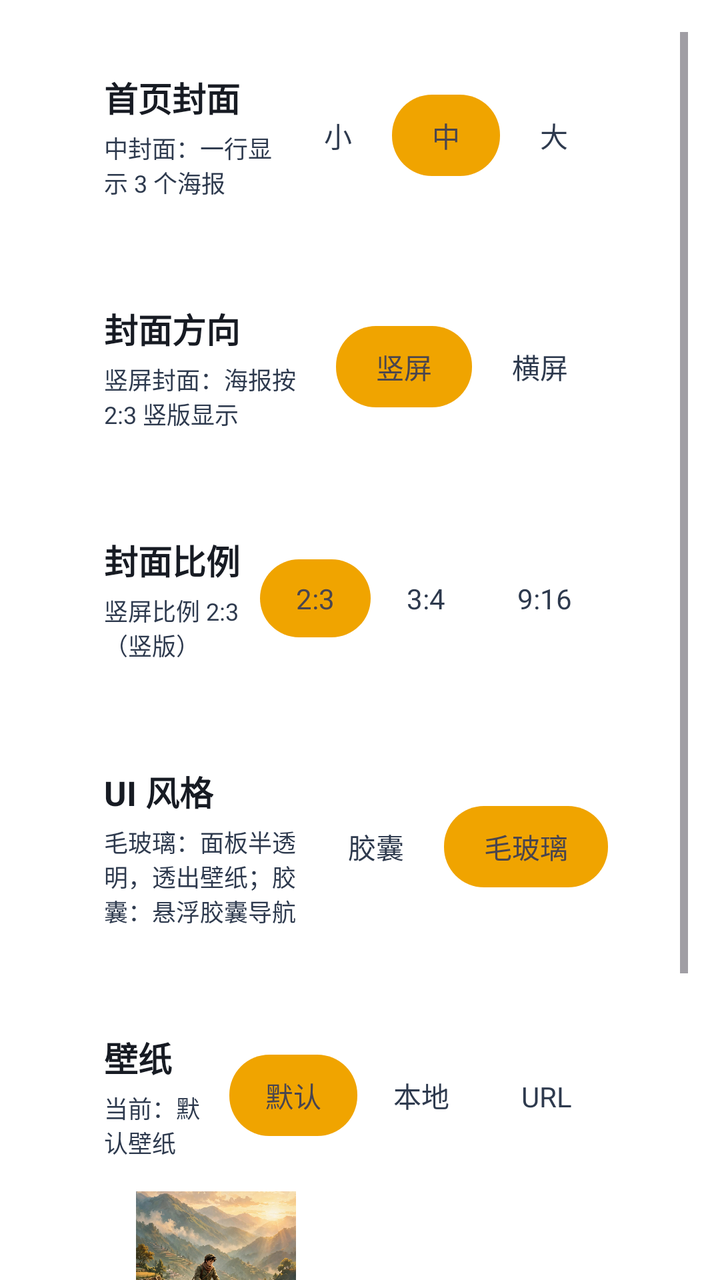
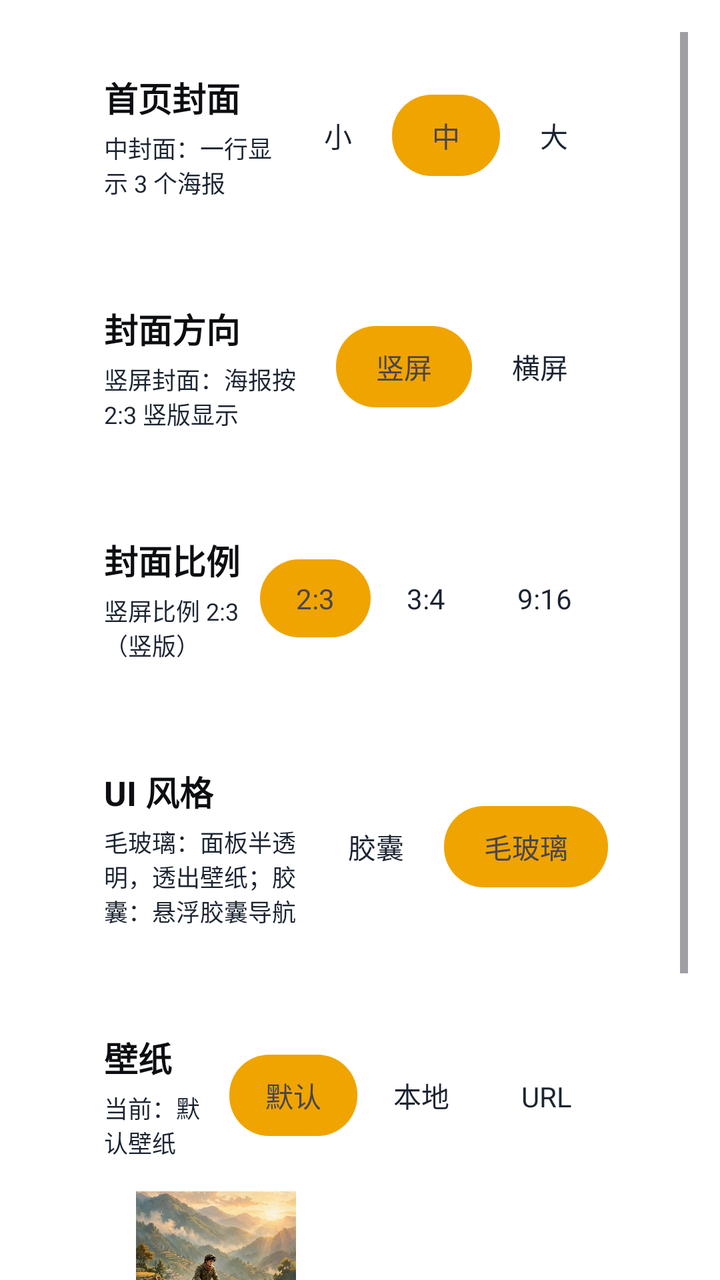

The first picture is an Android layout as it rendered before a commit; the second is the same layout after the commit. The layout source and the unified diff follow.
<!-- AndroidManifest.xml: another module's application theme Theme.App -->
<!-- res/layout/activity_ui_settings.xml -->
<?xml version="1.0" encoding="utf-8"?>
<ScrollView
    android:fitsSystemWindows="true" xmlns:android="http://schemas.android.com/apk/res/android"
    android:layout_width="match_parent"
    android:layout_height="match_parent"
    android:fillViewport="true"
    android:clipToPadding="false"
    android:paddingTop="16dp"
    android:paddingLeft="16dp"
    android:paddingRight="16dp"
    android:paddingBottom="16dp">

<LinearLayout
    android:layout_width="match_parent"
    android:layout_height="wrap_content"
    android:orientation="vertical">


<LinearLayout
    android:layout_width="match_parent"
    android:layout_height="wrap_content"
    android:orientation="horizontal"
    android:gravity="center_vertical"
    android:background="@drawable/xc_setcard_v2"
        android:layout_marginHorizontal="16dp"
    android:padding="20dp"
    android:layout_marginBottom="12dp">

    <LinearLayout
        android:layout_width="0dp"
        android:layout_height="wrap_content"
        android:layout_weight="1"
        android:orientation="vertical">

        <TextView
            android:layout_width="wrap_content"
            android:layout_height="wrap_content"
            android:text="首页封面"
            android:textSize="17sp"
            android:textStyle="bold"
            android:textColor="#171B23"/>

        <TextView
            android:id="@+id/tv_cover_desc"
            android:layout_width="wrap_content"
            android:layout_height="wrap_content"
            android:text="中封面：一行显示 3 个海报"
            android:textSize="12sp"
            android:textColor="#2E3A4E"
            android:layout_marginTop="4dp"/>
    </LinearLayout>

    <LinearLayout
        android:layout_width="wrap_content"
        android:layout_height="wrap_content"
        android:orientation="horizontal"
        android:background="@drawable/seg_container"
        android:padding="4dp">

        <TextView
            android:id="@+id/seg_cover_small"
            android:layout_width="wrap_content"
            android:layout_height="wrap_content"
            android:text="小"
            android:textSize="14sp"
            android:textColor="#2E3A4E"
            android:paddingHorizontal="20dp"
            android:paddingVertical="10dp"/>

        <TextView
            android:id="@+id/seg_cover_medium"
            android:layout_width="wrap_content"
            android:layout_height="wrap_content"
            android:text="中"
            android:textSize="14sp"
            android:paddingHorizontal="20dp"
            android:paddingVertical="10dp"
            android:background="@drawable/seg_selected"/>

        <TextView
            android:id="@+id/seg_cover_large"
            android:layout_width="wrap_content"
            android:layout_height="wrap_content"
            android:text="大"
            android:textSize="14sp"
            android:textColor="#2E3A4E"
            android:paddingHorizontal="20dp"
            android:paddingVertical="10dp"/>
    </LinearLayout>
</LinearLayout>


<LinearLayout
    android:layout_width="match_parent"
    android:layout_height="wrap_content"
    android:orientation="horizontal"
    android:gravity="center_vertical"
    android:background="@drawable/xc_setcard_v2"
        android:layout_marginHorizontal="16dp"
    android:padding="20dp"
    android:layout_marginBottom="12dp">

    <LinearLayout
        android:layout_width="0dp"
        android:layout_height="wrap_content"
        android:layout_weight="1"
        android:orientation="vertical">

        <TextView
            android:layout_width="wrap_content"
            android:layout_height="wrap_content"
            android:text="封面方向"
            android:textSize="17sp"
            android:textStyle="bold"
            android:textColor="#171B23"/>

        <TextView
            android:layout_width="wrap_content"
            android:layout_height="wrap_content"
            android:text="竖屏封面：海报按 2:3 竖版显示"
            android:textSize="12sp"
            android:textColor="#2E3A4E"
            android:layout_marginTop="4dp"/>
    </LinearLayout>

    <LinearLayout
        android:layout_width="wrap_content"
        android:layout_height="wrap_content"
        android:orientation="horizontal"
        android:background="@drawable/seg_container"
        android:padding="4dp">

        <TextView
            android:id="@+id/seg_orient_portrait"
            android:layout_width="wrap_content"
            android:layout_height="wrap_content"
            android:text="竖屏"
            android:textSize="14sp"
            android:paddingHorizontal="20dp"
            android:paddingVertical="10dp"
            android:background="@drawable/seg_selected"/>

        <TextView
            android:id="@+id/seg_orient_landscape"
            android:layout_width="wrap_content"
            android:layout_height="wrap_content"
            android:text="横屏"
            android:textSize="14sp"
            android:textColor="#2E3A4E"
            android:paddingHorizontal="20dp"
            android:paddingVertical="10dp"/>
    </LinearLayout>
</LinearLayout>


<LinearLayout
    android:layout_width="match_parent"
    android:layout_height="wrap_content"
    android:orientation="horizontal"
    android:gravity="center_vertical"
    android:background="@drawable/xc_setcard_v2"
        android:layout_marginHorizontal="16dp"
    android:padding="20dp"
    android:layout_marginBottom="12dp">

    <LinearLayout
        android:layout_width="0dp"
        android:layout_height="wrap_content"
        android:layout_weight="1"
        android:orientation="vertical">

        <TextView
            android:layout_width="wrap_content"
            android:layout_height="wrap_content"
            android:text="封面比例"
            android:textSize="17sp"
            android:textStyle="bold"
            android:textColor="#171B23"/>

        <TextView
            android:layout_width="wrap_content"
            android:layout_height="wrap_content"
            android:text="竖屏比例 2:3（竖版）"
            android:textSize="12sp"
            android:textColor="#2E3A4E"
            android:layout_marginTop="4dp"/>
    </LinearLayout>

    <LinearLayout
        android:layout_width="wrap_content"
        android:layout_height="wrap_content"
        android:orientation="horizontal"
        android:background="@drawable/seg_container"
        android:padding="4dp">

        <TextView
            android:id="@+id/seg_ratio_23"
            android:layout_width="wrap_content"
            android:layout_height="wrap_content"
            android:text="2:3"
            android:textSize="14sp"
            android:paddingHorizontal="18dp"
            android:paddingVertical="10dp"
            android:background="@drawable/seg_selected"/>

        <TextView
            android:id="@+id/seg_ratio_34"
            android:layout_width="wrap_content"
            android:layout_height="wrap_content"
            android:text="3:4"
            android:textSize="14sp"
            android:textColor="#2E3A4E"
            android:paddingHorizontal="18dp"
            android:paddingVertical="10dp"/>

        <TextView
            android:id="@+id/seg_ratio_916"
            android:layout_width="wrap_content"
            android:layout_height="wrap_content"
            android:text="9:16"
            android:textSize="14sp"
            android:textColor="#2E3A4E"
            android:paddingHorizontal="18dp"
            android:paddingVertical="10dp"/>
    </LinearLayout>
</LinearLayout>


<LinearLayout
    android:layout_width="match_parent"
    android:layout_height="wrap_content"
    android:orientation="horizontal"
    android:gravity="center_vertical"
    android:background="@drawable/xc_setcard_v2"
        android:layout_marginHorizontal="16dp"
    android:padding="20dp"
    android:layout_marginBottom="12dp">

    <LinearLayout
        android:layout_width="0dp"
        android:layout_height="wrap_content"
        android:layout_weight="1"
        android:orientation="vertical">

        <TextView
            android:layout_width="wrap_content"
            android:layout_height="wrap_content"
            android:text="UI 风格"
            android:textSize="17sp"
            android:textStyle="bold"
            android:textColor="#171B23"/>

        <TextView
            android:layout_width="wrap_content"
            android:layout_height="wrap_content"
            android:text="毛玻璃：面板半透明，透出壁纸；胶囊：悬浮胶囊导航"
            android:textSize="12sp"
            android:textColor="#2E3A4E"
            android:layout_marginTop="4dp"/>
    </LinearLayout>

    <LinearLayout
        android:layout_width="wrap_content"
        android:layout_height="wrap_content"
        android:orientation="horizontal"
        android:background="@drawable/seg_container"
        android:padding="4dp">

        <TextView
            android:id="@+id/seg_ui_capsule"
            android:layout_width="wrap_content"
            android:layout_height="wrap_content"
            android:text="胶囊"
            android:textSize="14sp"
            android:textColor="#2E3A4E"
            android:paddingHorizontal="20dp"
            android:paddingVertical="10dp"/>

        <TextView
            android:id="@+id/seg_ui_glass"
            android:layout_width="wrap_content"
            android:layout_height="wrap_content"
            android:text="毛玻璃"
            android:textSize="14sp"
            android:paddingHorizontal="20dp"
            android:paddingVertical="10dp"
            android:background="@drawable/seg_selected"/>
    </LinearLayout>
</LinearLayout>


<LinearLayout
    android:layout_width="match_parent"
    android:layout_height="wrap_content"
    android:orientation="vertical"
    android:background="@drawable/xc_setcard_v2"
        android:layout_marginHorizontal="16dp"
    android:padding="20dp"
    android:layout_marginBottom="12dp">

    <LinearLayout
        android:layout_width="match_parent"
        android:layout_height="wrap_content"
        android:orientation="horizontal"
        android:gravity="center_vertical">

        <LinearLayout
            android:layout_width="0dp"
            android:layout_height="wrap_content"
            android:layout_weight="1"
            android:orientation="vertical">

            <TextView
                android:layout_width="wrap_content"
                android:layout_height="wrap_content"
                android:text="壁纸"
                android:textSize="17sp"
                android:textStyle="bold"
                android:textColor="#171B23"/>

            <TextView
                android:id="@+id/tv_wp_desc"
                android:layout_width="wrap_content"
                android:layout_height="wrap_content"
                android:text="当前：默认壁纸"
                android:textSize="12sp"
                android:textColor="#2E3A4E"
                android:layout_marginTop="4dp"/>
        </LinearLayout>

        <LinearLayout
            android:layout_width="wrap_content"
            android:layout_height="wrap_content"
            android:orientation="horizontal"
            android:background="@drawable/seg_container"
            android:padding="4dp">

            <TextView
                android:id="@+id/seg_wp_default"
                android:layout_width="wrap_content"
                android:layout_height="wrap_content"
                android:text="默认"
                android:textSize="14sp"
                android:paddingHorizontal="18dp"
                android:paddingVertical="10dp"
                android:background="@drawable/seg_selected"/>

            <TextView
                android:id="@+id/seg_wp_local"
                android:layout_width="wrap_content"
                android:layout_height="wrap_content"
                android:text="本地"
                android:textSize="14sp"
                android:textColor="#2E3A4E"
                android:paddingHorizontal="18dp"
                android:paddingVertical="10dp"/>

            <TextView
                android:id="@+id/seg_wp_url"
                android:layout_width="wrap_content"
                android:layout_height="wrap_content"
                android:text="URL"
                android:textSize="14sp"
                android:textColor="#2E3A4E"
                android:paddingHorizontal="18dp"
                android:paddingVertical="10dp"/>
        </LinearLayout>
    </LinearLayout>

    <HorizontalScrollView
        android:layout_width="match_parent"
        android:layout_height="wrap_content"
        android:layout_marginTop="16dp"
        android:scrollbars="none">

        <LinearLayout
            android:layout_width="wrap_content"
            android:layout_height="wrap_content"
            android:orientation="horizontal">

            <LinearLayout
                android:layout_width="wrap_content"
                android:layout_height="wrap_content"
                android:orientation="vertical"
                android:layout_marginEnd="12dp">

                <ImageView
                    android:id="@+id/thumb_default"
                    android:layout_width="80dp"
                    android:layout_height="120dp"
                    android:scaleType="centerCrop"
                    android:background="@drawable/xc_setcard_v2"
        android:layout_marginHorizontal="16dp"
                    android:src="@drawable/poster_shanjian"/>

                <TextView
                    android:layout_width="match_parent"
                    android:layout_height="wrap_content"
                    android:text="默认"
                    android:textSize="11sp"
                    android:textColor="#2E3A4E"
                    android:gravity="center"
                    android:layout_marginTop="4dp"/>
            </LinearLayout>

            <LinearLayout
                android:layout_width="wrap_content"
                android:layout_height="wrap_content"
                android:orientation="vertical"
                android:layout_marginEnd="12dp">

                <ImageView
                    android:id="@+id/thumb_local"
                    android:layout_width="80dp"
                    android:layout_height="120dp"
                    android:scaleType="centerCrop"
                    android:background="@drawable/xc_setcard_v2"
        android:layout_marginHorizontal="16dp"/>

                <TextView
                    android:layout_width="match_parent"
                    android:layout_height="wrap_content"
                    android:text="本地"
                    android:textSize="11sp"
                    android:textColor="#2E3A4E"
                    android:gravity="center"
                    android:layout_marginTop="4dp"/>
            </LinearLayout>

            <LinearLayout
                android:layout_width="wrap_content"
                android:layout_height="wrap_content"
                android:orientation="vertical">

                <ImageView
                    android:id="@+id/thumb_url"
                    android:layout_width="80dp"
                    android:layout_height="120dp"
                    android:scaleType="centerCrop"
                    android:background="@drawable/xc_setcard_v2"
        android:layout_marginHorizontal="16dp"/>

                <TextView
                    android:layout_width="match_parent"
                    android:layout_height="wrap_content"
                    android:text="URL"
                    android:textSize="11sp"
                    android:textColor="#2E3A4E"
                    android:gravity="center"
                    android:layout_marginTop="4dp"/>
            </LinearLayout>
        </LinearLayout>
    </HorizontalScrollView>

    <LinearLayout
        android:layout_width="match_parent"
        android:layout_height="wrap_content"
        android:orientation="horizontal"
        android:gravity="center_vertical"
        android:layout_marginTop="16dp"
        android:paddingTop="16dp">

        <TextView
            android:layout_width="0dp"
            android:layout_height="wrap_content"
            android:layout_weight="1"
            android:text="模糊壁纸"
            android:textSize="15sp"
            android:textColor="#171B23"/>

        <Switch
            android:id="@+id/switch_blur"
            android:layout_width="wrap_content"
            android:layout_height="wrap_content"
            android:checked="true"/>
    </LinearLayout>
</LinearLayout>

</LinearLayout>
</ScrollView>
<!-- resources referenced by this layout -->
<resources>
  <!-- drawable poster_shanjian: jpg bitmap (drawable, 647607 bytes) -->
  <!-- drawable seg_container (drawable) -->
  <?xml version="1.0" encoding="utf-8"?>
  <shape xmlns:android="http://schemas.android.com/apk/res/android" android:shape="rectangle">
  <corners android:radius="24dp"/>
  <solid android:color="#FFFFFFFF"/>
  </shape>
  <!-- drawable seg_selected (drawable) -->
  <?xml version="1.0" encoding="utf-8"?>
  <shape xmlns:android="http://schemas.android.com/apk/res/android" android:shape="rectangle">
  <corners android:radius="20dp"/>
  <solid android:color="#f0a400"/>
  </shape>
  <!-- drawable xc_setcard_v2 (drawable) -->
  <?xml version="1.0" encoding="utf-8"?>
  <shape xmlns:android="http://schemas.android.com/apk/res/android" android:shape="rectangle">
      <corners android:radius="10dp" />
      <solid android:color="#57FFFFFF" />
      <stroke android:width="1dp" android:color="#61FFFFFF" />
  </shape>
  <style name="Theme.App" parent="Theme.XingChen">
          <item name="android:windowDisablePreview">true</item>
          <item name="android:windowSplashScreenBackground">#000000</item>
          <item name="android:windowBackground">#000000</item>
      </style>
  <style name="Theme.XingChen" parent="Theme.Material3.DayNight.NoActionBar">
          <item name="android:windowBackground">@android:color/transparent</item>
                <item name="android:colorBackground">@android:color/transparent</item>
          <item name="colorPrimary">#f0a400</item>
          <item name="colorPrimaryVariant">#c07f00</item>
          <item name="colorOnPrimary">@android:color/white</item>
      </style>
</resources>

<!-- the commit's change to res/layout/activity_ui_settings.xml (unified diff, before → after) -->
@@ -38,7 +38,7 @@
             android:text="首页封面"
             android:textSize="17sp"
             android:textStyle="bold"
-            android:textColor="#171B23"/>
+            android:textColor="#0C0E12"/>
 
         <TextView
             android:id="@+id/tv_cover_desc"
@@ -46,7 +46,7 @@
             android:layout_height="wrap_content"
             android:text="中封面：一行显示 3 个海报"
             android:textSize="12sp"
-            android:textColor="#2E3A4E"
+            android:textColor="#1B2431"
             android:layout_marginTop="4dp"/>
     </LinearLayout>
 
@@ -63,7 +63,7 @@
             android:layout_height="wrap_content"
             android:text="小"
             android:textSize="14sp"
-            android:textColor="#2E3A4E"
+            android:textColor="#1B2431"
             android:paddingHorizontal="20dp"
             android:paddingVertical="10dp"/>
 
@@ -83,7 +83,7 @@
             android:layout_height="wrap_content"
             android:text="大"
             android:textSize="14sp"
-            android:textColor="#2E3A4E"
+            android:textColor="#1B2431"
             android:paddingHorizontal="20dp"
             android:paddingVertical="10dp"/>
     </LinearLayout>
@@ -112,14 +112,14 @@
             android:text="封面方向"
             android:textSize="17sp"
             android:textStyle="bold"
-            android:textColor="#171B23"/>
+            android:textColor="#0C0E12"/>
 
         <TextView
             android:layout_width="wrap_content"
             android:layout_height="wrap_content"
             android:text="竖屏封面：海报按 2:3 竖版显示"
             android:textSize="12sp"
-            android:textColor="#2E3A4E"
+            android:textColor="#1B2431"
             android:layout_marginTop="4dp"/>
     </LinearLayout>
 
@@ -146,7 +146,7 @@
             android:layout_height="wrap_content"
             android:text="横屏"
             android:textSize="14sp"
-            android:textColor="#2E3A4E"
+            android:textColor="#1B2431"
             android:paddingHorizontal="20dp"
             android:paddingVertical="10dp"/>
     </LinearLayout>
@@ -175,14 +175,14 @@
             android:text="封面比例"
             android:textSize="17sp"
             android:textStyle="bold"
-            android:textColor="#171B23"/>
+            android:textColor="#0C0E12"/>
 
         <TextView
             android:layout_width="wrap_content"
             android:layout_height="wrap_content"
             android:text="竖屏比例 2:3（竖版）"
             android:textSize="12sp"
-            android:textColor="#2E3A4E"
+            android:textColor="#1B2431"
             android:layout_marginTop="4dp"/>
     </LinearLayout>
 
@@ -209,7 +209,7 @@
             android:layout_height="wrap_content"
             android:text="3:4"
             android:textSize="14sp"
-            android:textColor="#2E3A4E"
+            android:textColor="#1B2431"
             android:paddingHorizontal="18dp"
             android:paddingVertical="10dp"/>
 
@@ -219,7 +219,7 @@
             android:layout_height="wrap_content"
             android:text="9:16"
             android:textSize="14sp"
-            android:textColor="#2E3A4E"
+            android:textColor="#1B2431"
             android:paddingHorizontal="18dp"
             android:paddingVertical="10dp"/>
     </LinearLayout>
@@ -248,14 +248,14 @@
             android:text="UI 风格"
             android:textSize="17sp"
             android:textStyle="bold"
-            android:textColor="#171B23"/>
+            android:textColor="#0C0E12"/>
 
         <TextView
             android:layout_width="wrap_content"
             android:layout_height="wrap_content"
             android:text="毛玻璃：面板半透明，透出壁纸；胶囊：悬浮胶囊导航"
             android:textSize="12sp"
-            android:textColor="#2E3A4E"
+            android:textColor="#1B2431"
             android:layout_marginTop="4dp"/>
     </LinearLayout>
 
@@ -272,7 +272,7 @@
             android:layout_height="wrap_content"
             android:text="胶囊"
             android:textSize="14sp"
-            android:textColor="#2E3A4E"
+            android:textColor="#1B2431"
             android:paddingHorizontal="20dp"
             android:paddingVertical="10dp"/>
 
@@ -316,7 +316,7 @@
                 android:text="壁纸"
                 android:textSize="17sp"
                 android:textStyle="bold"
-                android:textColor="#171B23"/>
+                android:textColor="#0C0E12"/>
 
             <TextView
                 android:id="@+id/tv_wp_desc"
@@ -324,7 +324,7 @@
                 android:layout_height="wrap_content"
                 android:text="当前：默认壁纸"
                 android:textSize="12sp"
-                android:textColor="#2E3A4E"
+                android:textColor="#1B2431"
                 android:layout_marginTop="4dp"/>
         </LinearLayout>
 
@@ -351,7 +351,7 @@
                 android:layout_height="wrap_content"
                 android:text="本地"
                 android:textSize="14sp"
-                android:textColor="#2E3A4E"
+                android:textColor="#1B2431"
                 android:paddingHorizontal="18dp"
                 android:paddingVertical="10dp"/>
 
@@ -361,7 +361,7 @@
                 android:layout_height="wrap_content"
                 android:text="URL"
                 android:textSize="14sp"
-                android:textColor="#2E3A4E"
+                android:textColor="#1B2431"
                 android:paddingHorizontal="18dp"
                 android:paddingVertical="10dp"/>
         </LinearLayout>
@@ -398,7 +398,7 @@
                     android:layout_height="wrap_content"
                     android:text="默认"
                     android:textSize="11sp"
-                    android:textColor="#2E3A4E"
+                    android:textColor="#1B2431"
                     android:gravity="center"
                     android:layout_marginTop="4dp"/>
             </LinearLayout>
@@ -422,7 +422,7 @@
                     android:layout_height="wrap_content"
                     android:text="本地"
                     android:textSize="11sp"
-                    android:textColor="#2E3A4E"
+                    android:textColor="#1B2431"
                     android:gravity="center"
                     android:layout_marginTop="4dp"/>
             </LinearLayout>
@@ -445,7 +445,7 @@
                     android:layout_height="wrap_content"
                     android:text="URL"
                     android:textSize="11sp"
-                    android:textColor="#2E3A4E"
+                    android:textColor="#1B2431"
                     android:gravity="center"
                     android:layout_marginTop="4dp"/>
             </LinearLayout>
@@ -466,7 +466,7 @@
             android:layout_weight="1"
             android:text="模糊壁纸"
             android:textSize="15sp"
-            android:textColor="#171B23"/>
+            android:textColor="#0C0E12"/>
 
         <Switch
             android:id="@+id/switch_blur"
